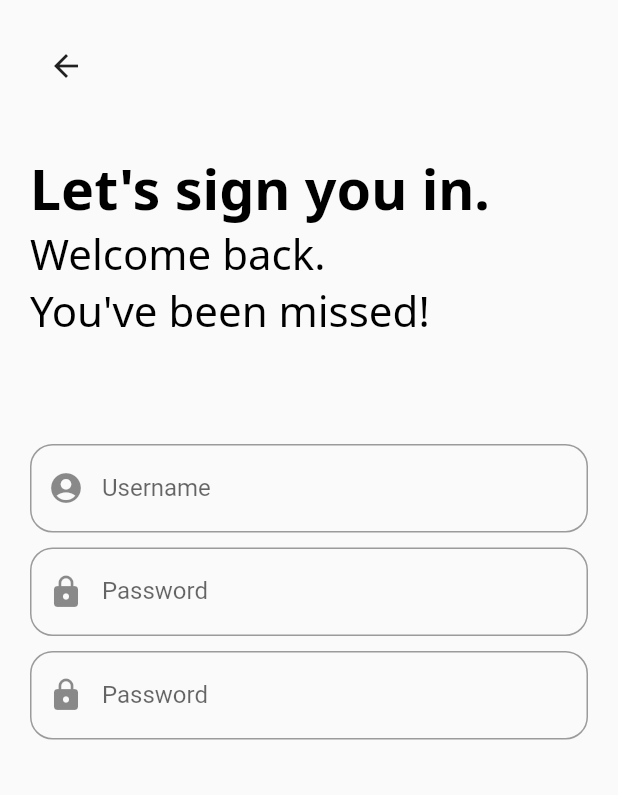
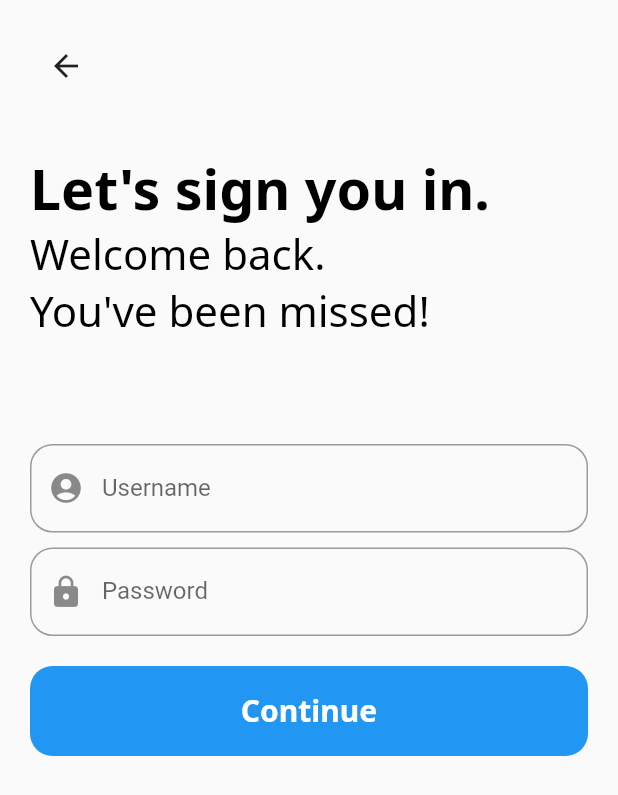
Before and after one commit to Harmanjit14/chat-app-frontend, a Flutter app: the screen it shows after launch, after a tap on "SignUp", on a phone screen of 412 x 824 dp. Shown: the top 795 px of the screen. Run offline on Flutter 3.47's test engine with Material 2 defaults, Android fonts, the light colour scheme and no system bars; our stand-ins replace get, google_fonts.

Commit message:
before integration

```diff
--- a/lib/screens/holder.dart
+++ b/lib/screens/holder.dart
@@ -1,4 +1,4 @@
-import 'package:Huddle/constants/text.dart';
+
 import 'package:Huddle/screens/messaging.dart';
 import 'package:Huddle/screens/settings.dart';
 import 'package:flutter/material.dart';
--- a/lib/screens/login.dart
+++ b/lib/screens/login.dart
@@ -79,22 +79,24 @@ class LoginSreen extends StatelessWidget {
               ),
             ),
           ),
-           Container(
-            margin: EdgeInsets.fromLTRB(20, 10, 20, 0),
-            child: TextField(
-              controller: password,
-              keyboardType: TextInputType.text,
-              obscureText: true,
-              obscuringCharacter: "*",
-              decoration: InputDecoration(
-                labelText: "Password",
-                prefixIcon: Icon(Icons.lock),
-                border: OutlineInputBorder(
-                  borderRadius: BorderRadius.circular(15),
+          Container(
+              height: 60,
+              margin: EdgeInsets.fromLTRB(20, 20, 20, 0),
+              child: ClipRRect(
+                borderRadius: BorderRadius.circular(15),
+                child: ElevatedButton(
+                  style: ButtonStyle(
+                    elevation: MaterialStateProperty.all<double>(0),
+                  ),
+                  onPressed: () {
+
+                  },
+                  child: Container(
+                    child: BoldText(
+                        text: "Continue", color: Colors.white, size: 20),
+                  ),
                 ),
-              ),
-            ),
-          ),
+              )),
         ],
       )),
     );
```
